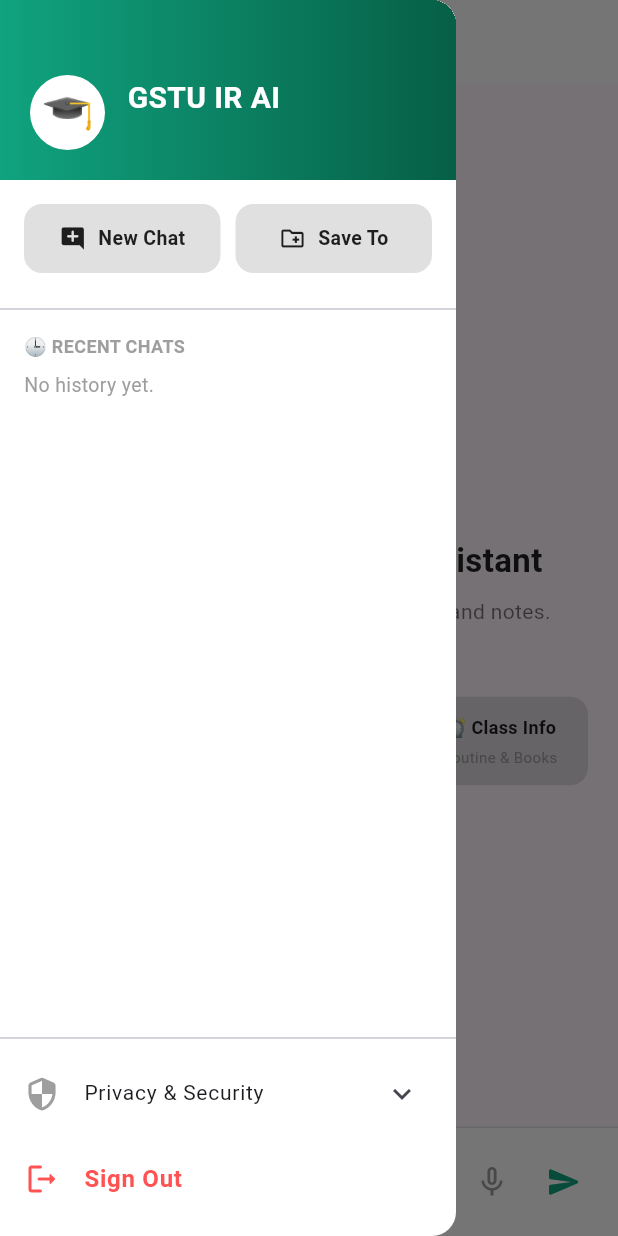
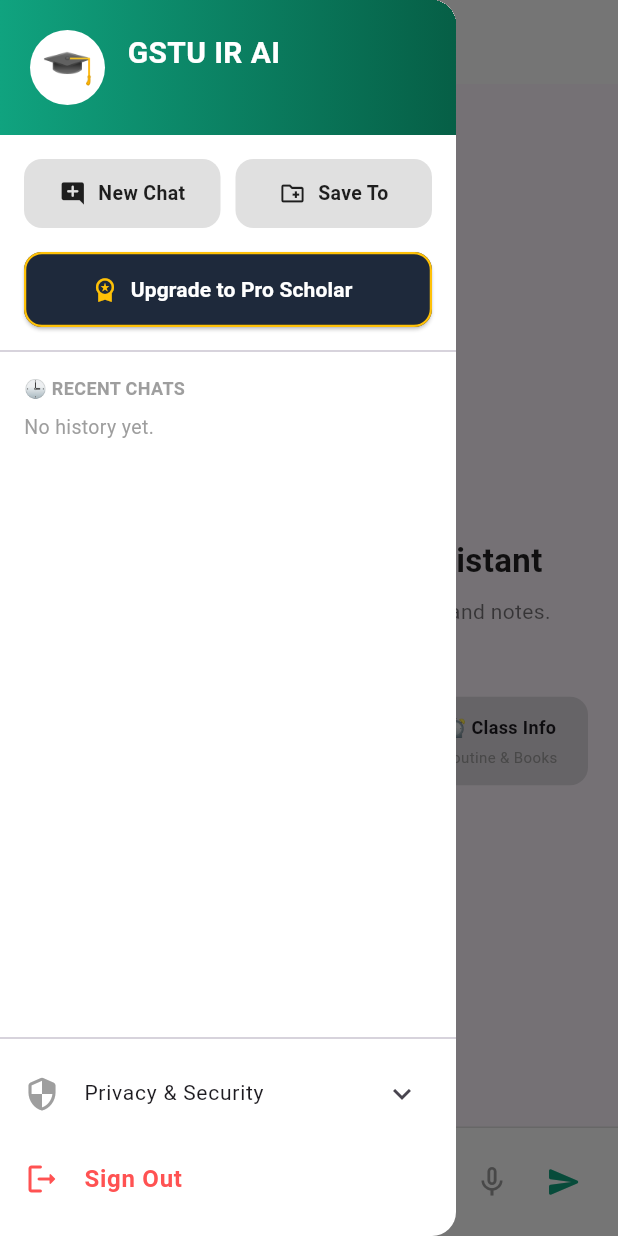
Before and after one commit to TashfinYousuf/GSTU-AI-Ecosystem, a Flutter app: the screen it shows once a user with an empty profile is signed in, with the side drawer open, on a phone screen of 412 x 824 dp. Run offline on Flutter 3.47's test engine with Material 3 defaults, Android fonts, the phone set to English and light mode, and no system bars; our stand-ins replace app_links, dio, flutter_markdown, permission_handler, share_plus, supabase_flutter; missing offline and left inert: record; accounts and stored records are empty.

Commit message:
Draft apk

```diff
--- a/gstu_ai_app/lib/main.dart
+++ b/gstu_ai_app/lib/main.dart
@@ -9,8 +9,10 @@ import 'package:url_launcher/url_launcher.dart'; // Open Links
 import 'package:record/record.dart';
 import 'package:permission_handler/permission_handler.dart';
 import 'package:path_provider/path_provider.dart';
+import 'package:app_links/app_links.dart';
+import 'dart:async';
 
-const String baseUrl = "https://gstu-ai-backend.onrender.com";
+const String baseUrl = "http://192.168.1.2:8000";
 
 Future<void> main() async {
   WidgetsFlutterBinding.ensureInitialized();
@@ -235,6 +237,44 @@ class DashboardPage extends StatefulWidget {
 }
 
 class _DashboardPageState extends State<DashboardPage> {
+  late AppLinks _appLinks;
+  StreamSubscription<Uri>? _linkSubscription;
+
+  @override
+  void initState() {
+    super.initState();
+    _initDeepLinks(); // 🔴 পেমেন্ট শেষে অ্যাপে ফেরার লিসেনার
+  }
+
+  void _initDeepLinks() {
+    _appLinks = AppLinks();
+    _linkSubscription = _appLinks.uriLinkStream.listen((uri) {
+      // ব্যাকএন্ড পেমেন্ট শেষে এই লিংকে পাঠাবে: gstuapp://payment/success
+      if (uri.path.contains('success')) {
+        ScaffoldMessenger.of(context).showSnackBar(
+          const SnackBar(
+            content: Text("🎉 Payment Successful! Pro Scholar Unlocked!"),
+            backgroundColor: Color(0xFF10A37F),
+          ),
+        );
+        // TODO: Update local UI state to show Pro Badge
+      } else if (uri.path.contains('fail') || uri.path.contains('cancel')) {
+        ScaffoldMessenger.of(context).showSnackBar(
+          const SnackBar(
+            content: Text("⚠️ Payment Failed or Cancelled."),
+            backgroundColor: Colors.redAccent,
+          ),
+        );
+      }
+    });
+  }
+
+  @override
+  void dispose() {
+    _linkSubscription?.cancel();
+    super.dispose();
+  }
+
   final TextEditingController _controller = TextEditingController();
   final ScrollController _scrollController = ScrollController();
 
@@ -273,11 +313,15 @@ class _DashboardPageState extends State<DashboardPage> {
     final text = quickQuery ?? _controller.text.trim();
     if (text.isEmpty) return;
 
+    // 🔴 ইউজারের টোকেন এবং আইডি বের করা
+    final session = Supabase.instance.client.auth.currentSession;
+    final token = session?.accessToken ?? "guest_token";
+    final userId = session?.user.id ?? "guest_user";
+
     setState(() {
       _messages.add({"role": "user", "content": text});
       _isThinking = true;
       if (_messages.length == 1) {
-        // 🔴 BUG FIX 1: Safely adding Map to _recentChats
         _recentChats.insert(0, {
           "id": DateTime.now().millisecondsSinceEpoch.toString(),
           "title": text.length > 25 ? "${text.substring(0, 25)}..." : text
@@ -290,9 +334,16 @@ class _DashboardPageState extends State<DashboardPage> {
     try {
       final response = await http.post(
         Uri.parse(apiUrl),
-        headers: {"Content-Type": "application/json"},
-        body: jsonEncode(
-            {"query": text, "model": _selectedModel, "context_from_files": ""}),
+        headers: {
+          "Content-Type": "application/json",
+          "Authorization": "Bearer $token" // 🔴 ব্যাকএন্ডকে টোকেন পাঠানো হচ্ছে
+        },
+        body: jsonEncode({
+          "user_id": userId, // 🔴 ব্যাকএন্ডের Pydantic মডেলের সাথে ম্যাচিং
+          "query": text,
+          "model": _selectedModel,
+          "context_from_files": ""
+        }),
       );
 
       if (response.statusCode == 200) {
@@ -300,10 +351,17 @@ class _DashboardPageState extends State<DashboardPage> {
         setState(() => _messages.add(
             {"role": "ai", "content": data['reply'] ?? "Error processing"}));
       } else {
-        setState(() => _messages.add({
-              "role": "ai",
-              "content": "Server returned ${response.statusCode}"
-            }));
+        // 🔴 ব্যাকএন্ডের আসল পাইথন এররটা ফ্লাটারে শো করানোর লজিক
+        String realError = "Error: ${response.statusCode}";
+        try {
+          final errorData = jsonDecode(utf8.decode(response.bodyBytes));
+          realError =
+              errorData['reply'] ?? errorData['detail'] ?? response.body;
+        } catch (_) {
+          realError = response.body;
+        }
+        setState(() => _messages.add(
+            {"role": "ai", "content": "⚠️ **Backend Crash:** $realError"}));
       }
     } catch (e) {
       setState(() => _messages.add(
@@ -342,8 +400,13 @@ class _DashboardPageState extends State<DashboardPage> {
   // 🚀 Send Audio to FastAPI Backend
   Future<void> _processVoiceNote(String path) async {
     setState(() => _isThinking = true);
+    final token = Supabase.instance.client.auth.currentSession?.accessToken ??
+        "guest_token";
+
     try {
       var request = http.MultipartRequest('POST', Uri.parse('$baseUrl/voice'));
+      // 🔴 অডিও পাঠানোর সময়ও টোকেন দিতে হবে
+      request.headers['Authorization'] = 'Bearer $token';
       request.files.add(await http.MultipartFile.fromPath('audio_file', path));
 
       var response = await request.send();
@@ -390,6 +453,26 @@ class _DashboardPageState extends State<DashboardPage> {
     } else if (action == 'folder') {
       ScaffoldMessenger.of(context).showSnackBar(
           const SnackBar(content: Text("Folder API active soon.")));
+    }
+  }
+
+  Future<void> _upgradeToPro() async {
+    final user = Supabase.instance.client.auth.currentUser;
+    if (user == null) {
+      ScaffoldMessenger.of(context)
+          .showSnackBar(const SnackBar(content: Text("Please login first!")));
+      return;
+    }
+
+    // লাইভ Streamlit অ্যাপ বা ব্যাকএন্ডের পেমেন্ট লিংক (যেখানে SSLCommerz ইন্টিগ্রেট করা)
+    // value_a=mobile দিয়ে ব্যাকএন্ডকে বোঝাচ্ছি যে রিকোয়েস্ট মোবাইল থেকে এসেছে
+    final paymentUrl =
+        "https://gstu-ai.onrender.com/payment?user_id=${user.id}&value_a=mobile";
+
+    final uri = Uri.parse(paymentUrl);
+    if (await canLaunchUrl(uri)) {
+      await launchUrl(uri,
+          mode: LaunchMode.externalApplication); // ব্রাউজারে ওপেন হবে
     }
   }
 
@@ -483,8 +566,11 @@ class _DashboardPageState extends State<DashboardPage> {
     return Scaffold(
       drawer: Drawer(
         backgroundColor: isDark ? const Color(0xFF0F172A) : Colors.white,
+        child: SafeArea(
+          // 🔴 সেফ এরিয়া অ্যাড করা হলো যাতে উপরে স্ট্যাটাস বারের সাথে না লাগে
           child: Column(
             children: [
+              // 🔴 ১. HEADER
               GestureDetector(
                 onTap: () {
                   setState(() => _messages.clear());
@@ -492,7 +578,7 @@ class _DashboardPageState extends State<DashboardPage> {
                 },
                 child: Container(
                   padding: const EdgeInsets.only(
-                    top: 50, bottom: 20, left: 20, right: 20),
+                      top: 20, bottom: 20, left: 20, right: 20),
                   decoration: const BoxDecoration(
                       gradient: LinearGradient(
                           colors: [Color(0xFF10A37F), Color(0xFF065F46)])),
@@ -522,6 +608,8 @@ class _DashboardPageState extends State<DashboardPage> {
                   ),
                 ),
               ),
+
+              // 🔴 ২. ACTION BUTTONS ROW (শুধু New Chat এবং Save To থাকবে)
               Padding(
                 padding: const EdgeInsets.all(16.0),
                 child: Row(
@@ -543,25 +631,52 @@ class _DashboardPageState extends State<DashboardPage> {
                             isDark: isDark,
                             onPressed: () => ScaffoldMessenger.of(context)
                                 .showSnackBar(const SnackBar(
-                                  content: Text("Folder API active soon."))))),
+                                    content:
+                                        Text("Folder API active soon."))))),
                   ],
                 ),
               ),
+
+              // 🔴 ৩. PRO UPGRADE BUTTON (একদম ক্লিন এবং আলাদা করে দেওয়া হলো)
+              Padding(
+                padding: const EdgeInsets.symmetric(horizontal: 16.0),
+                child: ElevatedButton.icon(
+                  onPressed: _upgradeToPro,
+                  icon:
+                      const Icon(Icons.workspace_premium, color: Colors.amber),
+                  label: const Text("Upgrade to Pro Scholar",
+                      style: TextStyle(fontWeight: FontWeight.bold)),
+                  style: ElevatedButton.styleFrom(
+                    backgroundColor: const Color(0xFF1E293B),
+                    foregroundColor: Colors.white,
+                    minimumSize: const Size(double.infinity, 50),
+                    shape: RoundedRectangleBorder(
+                        borderRadius: BorderRadius.circular(12),
+                        side:
+                            const BorderSide(color: Colors.amber, width: 1.5)),
+                  ),
+                ),
+              ),
+              const SizedBox(height: 8),
+
+              // 🔴 ৪. ADMIN DASHBOARD
               if (userName.toLowerCase().contains("tashfin") ||
                   userName.toLowerCase().contains("admin"))
                 Padding(
-                padding: const EdgeInsets.symmetric(horizontal: 16.0),
+                  padding: const EdgeInsets.symmetric(
+                      horizontal: 16.0, vertical: 8.0),
                   child: PremiumHoverButton(
                       text: "Admin Dashboard",
                       icon: Icons.analytics_outlined,
                       isDark: isDark,
-                    onPressed: () => ScaffoldMessenger.of(context).showSnackBar(
-                        const SnackBar(
+                      onPressed: () => ScaffoldMessenger.of(context)
+                          .showSnackBar(const SnackBar(
                               content: Text("Admin metrics opening...")))),
                 ),
+
               const Divider(),
 
-            // 🔴 DYNAMIC RECENT CHATS
+              // 🔴 ৫. DYNAMIC RECENT CHATS (Fixed map .toList)
               Expanded(
                 child: ListView(
                   padding: EdgeInsets.zero,
@@ -580,15 +695,18 @@ class _DashboardPageState extends State<DashboardPage> {
                           child: Text("No history yet.",
                               style:
                                   TextStyle(color: Colors.grey, fontSize: 13))),
-                  ..._recentChats.map((chat) => ListTile(
+
+                    // 🔴 FIX: Added .toList() at the end
+                    ..._recentChats
+                        .map((chat) => ListTile(
                               dense: true,
                               leading: const Icon(Icons.chat_bubble_outline,
                                   size: 20, color: Colors.grey),
-                        title: Text(chat['title'], // Fixed mapping
+                              title: Text(chat['title'],
                                   style: TextStyle(
-                                color:
-                                    isDark ? Colors.white70 : Colors.black87)),
-                        // 🔴 BUG FIX 2: Added proper PopupMenu for Rename/Delete
+                                      color: isDark
+                                          ? Colors.white70
+                                          : Colors.black87)),
                               trailing: PopupMenuButton<String>(
                                 icon: const Icon(Icons.more_vert,
                                     size: 18, color: Colors.grey),
@@ -596,7 +714,8 @@ class _DashboardPageState extends State<DashboardPage> {
                                     _performChatAction(value, chat),
                                 itemBuilder: (context) => [
                                   const PopupMenuItem(
-                                value: 'rename', child: Text('✏️ Rename')),
+                                      value: 'rename',
+                                      child: Text('✏️ Rename')),
                                   const PopupMenuItem(
                                       value: 'folder',
                                       child: Text('📁 Move to Folder')),
@@ -607,13 +726,14 @@ class _DashboardPageState extends State<DashboardPage> {
                                 ],
                               ),
                               onTap: () => Navigator.pop(context),
-                      )),
+                            ))
+                        .toList(),
                   ],
                 ),
               ),
               const Divider(),
 
-            // 🔴 PRIVACY POLICY EXPANDER
+              // 🔴 ৬. PRIVACY POLICY EXPANDER & LOGOUT
               ExpansionTile(
                 leading: const Icon(Icons.security_rounded, color: Colors.grey),
                 title: const Text("Privacy & Security",
@@ -649,6 +769,7 @@ class _DashboardPageState extends State<DashboardPage> {
               ),
               const SizedBox(height: 10),
             ],
+          ),
         ),
       ),
       appBar: AppBar(
@@ -878,7 +999,7 @@ class _DashboardPageState extends State<DashboardPage> {
                       child: CircularProgressIndicator(
                           strokeWidth: 2, color: Color(0xFF10A37F))),
                   const SizedBox(width: 10),
-                  Text("💭 Astra Core is analyzing...",
+                  Text("💭 Analyzing...",
                       style: TextStyle(
                           color: isDark ? Colors.white54 : Colors.black54,
                           fontStyle: FontStyle.italic,
```
Also changed, not shown: 3 other files. Lines whose indentation alone changed are shown as unchanged.
